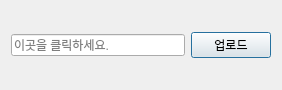
Old version of the form ui/uploadWindow.ui in the repository gyuseok0917/EEG2IMAGE_CAPSTONE.
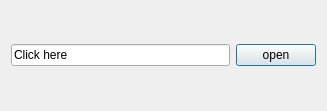
New version of the form.

Commit message: ui 수정

```diff
--- a/ui/uploadWindow.ui
+++ b/ui/uploadWindow.ui
@@ -6,8 +6,8 @@
    <rect>
     <x>0</x>
     <y>0</y>
-    <width>282</width>
-    <height>90</height>
+    <width>327</width>
+    <height>111</height>
    </rect>
   </property>
   <property name="windowTitle">
@@ -16,6 +16,9 @@
   <layout class="QGridLayout" name="gridLayout">
    <item row="0" column="0">
     <widget class="QLineEdit" name="lineEdit">
+     <property name="text">
+      <string>Click here</string>
+     </property>
      <property name="placeholderText">
       <string>이곳을 클릭하세요.</string>
      </property>
@@ -24,7 +27,7 @@
    <item row="0" column="1">
     <widget class="QPushButton" name="uploadButton">
      <property name="text">
-      <string>업로드</string>
+      <string>open</string>
      </property>
     </widget>
    </item>
```
Left out of the diff: 11 changed lines with no effect on the pictures. The commit also changes 1 other file.
